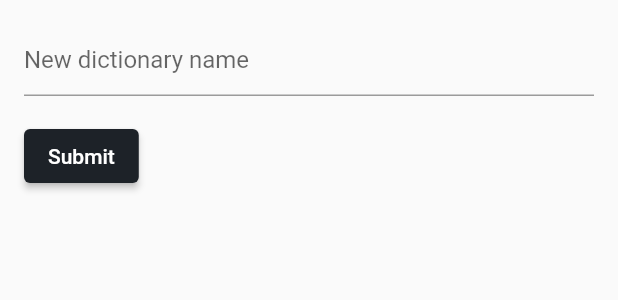
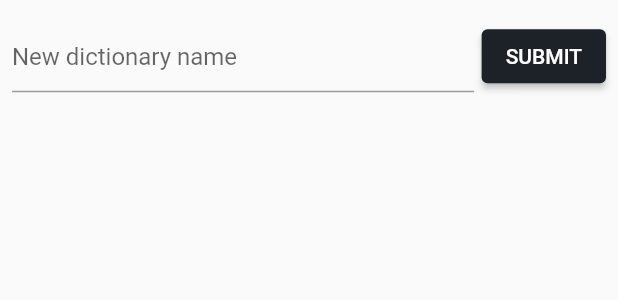
Before and after one commit to TheHolyDenier/applesolutely, a Flutter app: the DictionaryFormWidget widget shown alone on an empty page, opened directly with empty values, on a phone screen of 412 x 824 dp. Shown: the top 300 px of the screen. Run offline on Flutter 3.47's test engine with Material 2 defaults, Android fonts, the phone set to English and light mode, and no system bars; our stand-ins replace hive, hive_flutter; accounts and stored records are empty.

Commit message:
added dictionary page

```diff
--- a/lib/widgets/dictionary_form_widget.dart
+++ b/lib/widgets/dictionary_form_widget.dart
@@ -18,19 +18,15 @@ class _DictionaryFormWidgetState extends State<DictionaryFormWidget> {
 
   @override
   Widget build(BuildContext context) {
-    return Padding(
+    return Container(
       padding: const EdgeInsets.all(8.0),
+      height: 75,
       child: Form(
         key: _formKey,
-        child: Padding(
-          padding: const EdgeInsets.all(8.0),
-          child: Column(
-            mainAxisSize: MainAxisSize.min,
-            children: [
-              Column(
-                crossAxisAlignment: CrossAxisAlignment.start,
+        child: Row(
           children: <Widget>[
-                  TextFormField(
+            Expanded(
+              child: TextFormField(
                 validator: (value) {
                   if (value == null || value.isEmpty) {
                     return 'Please enter some text';
@@ -48,21 +44,19 @@ class _DictionaryFormWidgetState extends State<DictionaryFormWidget> {
                 decoration:
                     const InputDecoration(hintText: 'New dictionary name'),
               ),
-                  Padding(
-                    padding: const EdgeInsets.symmetric(vertical: 16.0),
-                    child: ElevatedButton(
+            ),
+            const SizedBox(
+              width: 5,
+            ),
+            ElevatedButton(
               onPressed: () {
                 if (_formKey.currentState!.validate()) {
                   widget.callback(_dictionaryController.text.trim());
                 }
               },
-                      child: const Text('Submit'),
-                    ),
+              child: const Text('SUBMIT'),
             ),
           ],
-              ),
-            ],
-          ),
         ),
       ),
     );
```
Also changed, not shown: lib/main.dart (+8 -7 lines), lib/screens/dictionary_screen.dart (added, +23 -0 lines), lib/screens/main_screen.dart (+16 -4 lines). Lines whose indentation alone changed are shown as unchanged.
